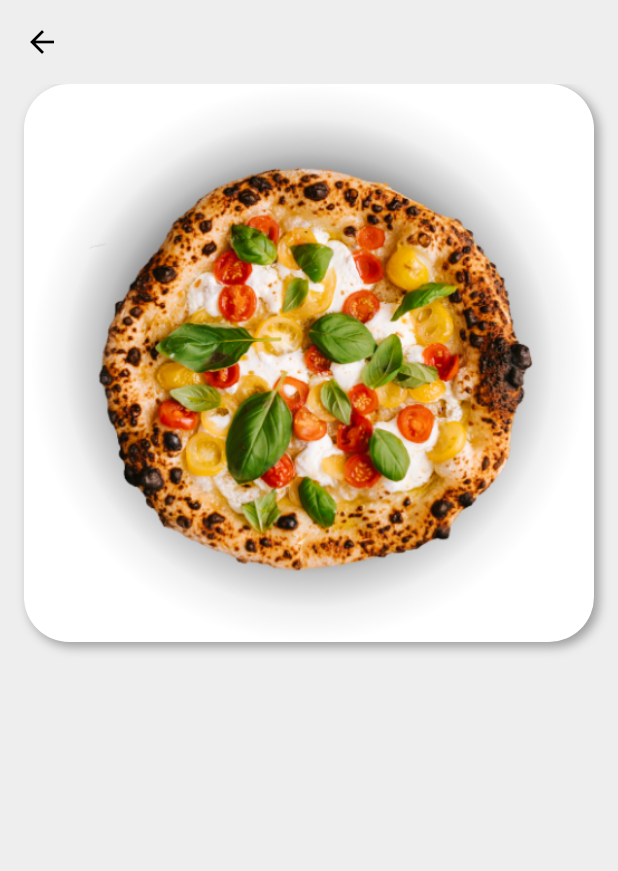
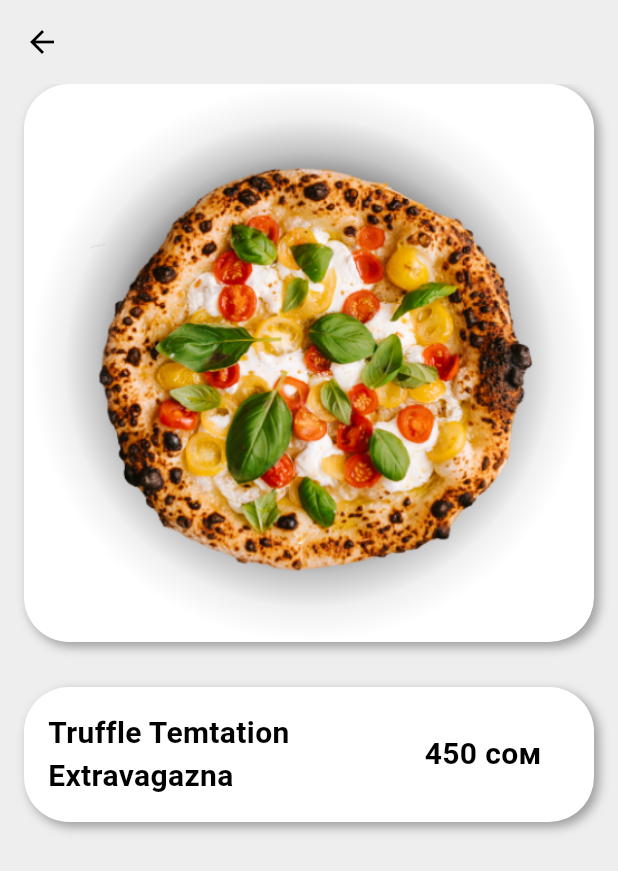
Before and after one commit to Arzymat01/pizza_delivery, a Flutter app: the DetetailsScreen screen opened directly, on a phone screen of 412 x 824 dp. Shown: the top 871 px of the screen. Run offline on Flutter 3.47's test engine with Material 3 defaults, Android fonts, the phone set to English and light mode, and no system bars; our stand-ins replace bloc, cloud_firestore, equatable, firebase_auth, firebase_core, flutter_bloc and 1 more; accounts and stored records are empty.

Commit message:
detail_page

```diff
--- a/lib/screens/home/views/detetails_screen.dart
+++ b/lib/screens/home/views/detetails_screen.dart
@@ -1,4 +1,6 @@
+import 'package:flutter/cupertino.dart';
 import 'package:flutter/material.dart';
+import 'package:flutter/widgets.dart';
 
 class DetetailsScreen extends StatelessWidget {
   const DetetailsScreen({Key? key}) : super(key: key);
@@ -30,7 +32,7 @@ class DetetailsScreen extends StatelessWidget {
                 image: DecorationImage(image: AssetImage('assets/1.png')),
               ),
             ),
-            const SizedBox(width: 30),
+            const SizedBox(height: 30),
             Container(
               decoration: BoxDecoration(
                 color: Colors.white,
@@ -43,7 +45,42 @@ class DetetailsScreen extends StatelessWidget {
                   ),
                 ],
               ),
-            )
+              child: Padding(
+                padding: const EdgeInsets.all(16.0),
+                child: Column(
+                  children: [
+                    Row(
+                      mainAxisAlignment: MainAxisAlignment.spaceBetween,
+                      children: [
+                        Expanded(
+                          flex: 2,
+                          child: Text(
+                            'Truffle Temtation Extravagazna',
+                            style: TextStyle(
+                              fontSize: 20,
+                              fontWeight: FontWeight.bold,
+                            ),
+                          ),
+                        ),
+                        Expanded(
+                          flex: 1,
+                          child: Align(
+                            alignment: Alignment.center,
+                            child: Text(
+                              '450 сом',
+                              style: TextStyle(
+                                fontSize: 20,
+                                fontWeight: FontWeight.bold,
+                              ),
+                            ),
+                          ),
+                        ),
+                      ],
+                    )
+                  ],
+                ),
+              ),
+            ),
           ],
         ),
       ),
```
